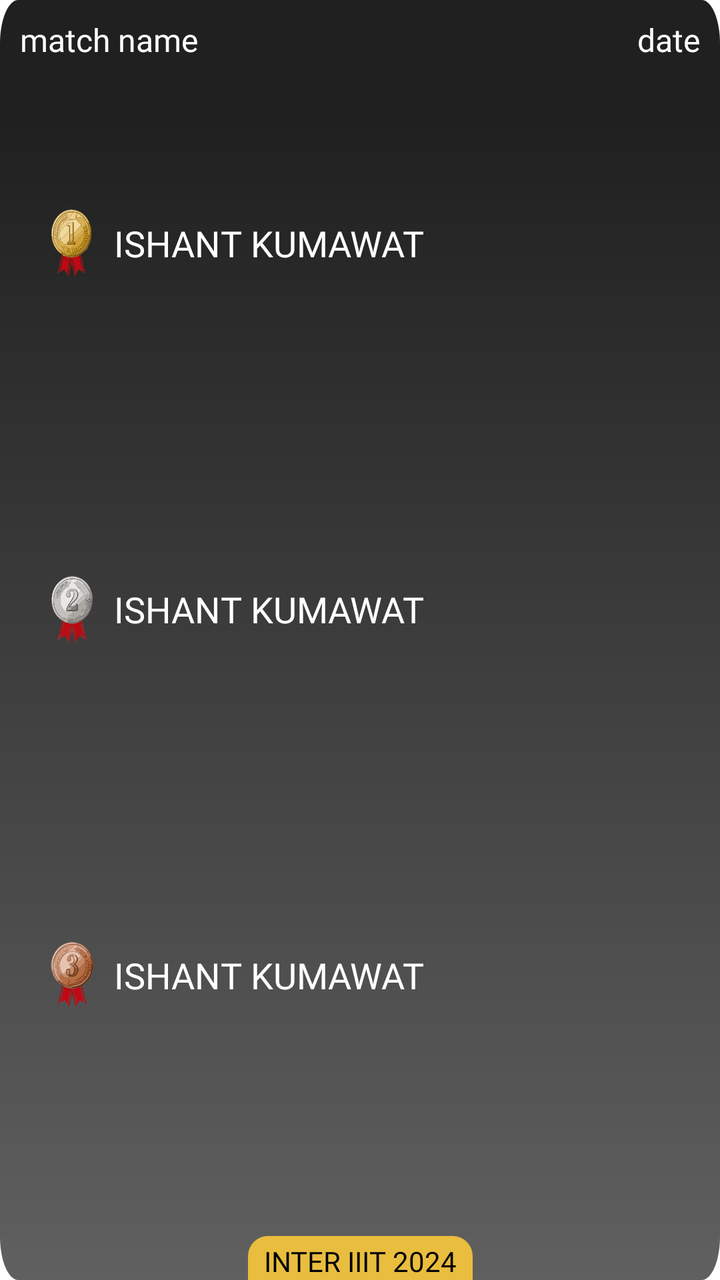
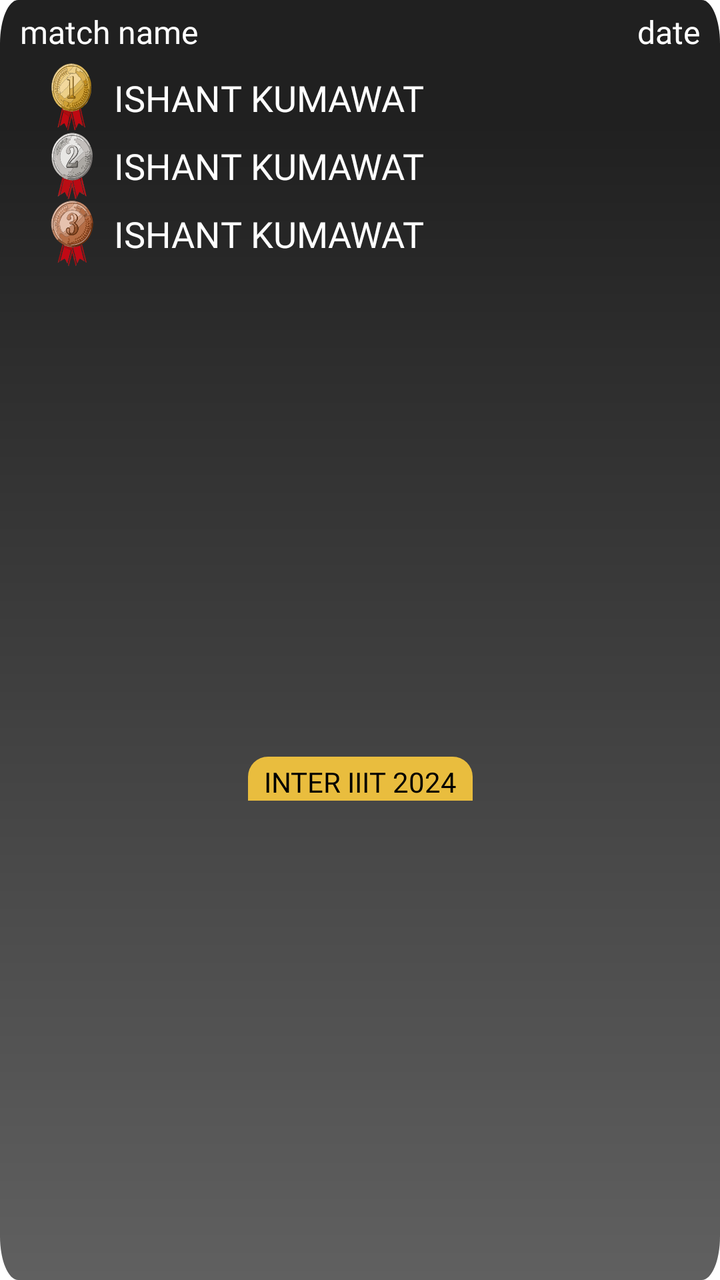

Before-and-after screenshots of an Android layout around one commit, followed by the original layout XML and the change that was made.
<!-- AndroidManifest.xml: application theme Theme.NavigationDrawer -->
<!-- res/layout/layout_atheletes.xml -->
<?xml version="1.0" encoding="utf-8"?>
<androidx.constraintlayout.widget.ConstraintLayout xmlns:android="http://schemas.android.com/apk/res/android"
    xmlns:app="http://schemas.android.com/apk/res-auto"
    android:layout_width="match_parent"
    android:layout_height="180dp"
    android:layout_marginHorizontal="10dp"
    android:layout_marginVertical="10dp"
    android:background="@drawable/fade3">

    <LinearLayout
        android:id="@+id/lay1"
        android:layout_width="match_parent"
        android:layout_height="40dp"
        android:orientation="horizontal"
        android:padding="5dp"
        android:weightSum="1"
        app:layout_constraintEnd_toEndOf="parent"
        app:layout_constraintStart_toStartOf="parent"
        app:layout_constraintTop_toTopOf="parent">

        <TextView
            android:id="@+id/matchName"
            android:layout_width="0dp"
            android:layout_height="40dp"
            android:layout_gravity="center_vertical"
            android:layout_weight="0.7"
            android:fontFamily="@font/poppins_semibold"
            android:gravity="center_vertical|start"
            android:hint="match name"
            android:paddingHorizontal="5dp"
            android:textAllCaps="true"
            android:textColor="#E9E9E9"
            android:textColorHint="@color/white"
            android:textSize="16sp" />

        <TextView
            android:id="@+id/date"
            android:layout_width="0dp"
            android:layout_height="40dp"
            android:layout_gravity="center_vertical"
            android:layout_weight="0.3"
            android:fontFamily="@font/poppins_semibold"
            android:gravity="center_vertical|end"
            android:hint="date"
            android:paddingHorizontal="5dp"
            android:textColor="#E9E9E9"
            android:textColorHint="@color/white"
            android:textSize="16sp" />
    </LinearLayout>

    
    
    
    
    
    

    
    
    
    
    
    
    
    
    
    
    
    

    <LinearLayout
        android:layout_width="match_parent"
        android:layout_height="0dp"
        android:layout_marginHorizontal="20dp"
        android:orientation="vertical"
        android:weightSum="3"
        android:layout_marginTop="-10dp"
        app:layout_constraintBottom_toBottomOf="parent"
        app:layout_constraintEnd_toEndOf="parent"
        app:layout_constraintStart_toStartOf="parent"
        app:layout_constraintTop_toBottomOf="@id/lay1">

        <LinearLayout
            android:layout_width="match_parent"
            android:layout_height="0dp"
            android:layout_weight="0.9"
            android:orientation="horizontal"
            android:weightSum="1">

            <ImageView
                android:layout_width="0dp"
                android:layout_height="wrap_content"
                android:layout_gravity="center_vertical"
                android:layout_weight="0.1"
                android:src="@drawable/med1" />

            <TextView
                android:id="@+id/play1"
                android:layout_width="0dp"
                android:layout_height="match_parent"
                android:layout_weight="0.9"
                android:autoSizeMaxTextSize="20sp"
                android:drawablePadding="5dp"
                android:fontFamily="@font/poppins_medium"
                android:gravity="center_vertical"
                android:padding="5dp"
                android:text="ishant kumawat"
                android:textAllCaps="true"
                android:textColor="@color/white"
                android:textSize="18sp" />
        </LinearLayout>

        <LinearLayout
            android:layout_width="match_parent"
            android:layout_height="0dp"
            android:layout_weight="0.9"
            android:orientation="horizontal"
            android:weightSum="1">

            <ImageView
                android:layout_width="0dp"
                android:layout_height="wrap_content"
                android:layout_gravity="center_vertical"
                android:layout_weight="0.1"
                android:src="@drawable/med2" />

            <TextView
                android:id="@+id/play2"
                android:layout_width="0dp"
                android:layout_height="match_parent"
                android:layout_weight="0.9"
                android:autoSizeMaxTextSize="20sp"
                android:drawablePadding="5dp"
                android:fontFamily="@font/poppins_medium"
                android:gravity="center_vertical"
                android:padding="5dp"
                android:text="ishant kumawat"
                android:textAllCaps="true"
                android:textColor="@color/white"
                android:textSize="18sp" />
        </LinearLayout>

        <LinearLayout
            android:layout_width="match_parent"
            android:layout_height="0dp"
            android:layout_weight="0.9"
            android:orientation="horizontal"
            android:weightSum="1">

            <ImageView
                android:layout_width="0dp"
                android:layout_height="wrap_content"
                android:layout_gravity="center_vertical"
                android:layout_weight="0.1"
                android:src="@drawable/med3" />

            <TextView
                android:id="@+id/play3"
                android:layout_width="0dp"
                android:layout_height="match_parent"
                android:layout_weight="0.9"
                android:autoSizeMaxTextSize="20sp"
                android:drawablePadding="5dp"
                android:fontFamily="@font/poppins_medium"
                android:gravity="center_vertical"
                android:padding="5dp"
                android:text="ishant kumawat"
                android:textAllCaps="true"
                android:textColor="@color/white"
                android:textSize="18sp" />
        </LinearLayout>
    </LinearLayout>

    <TextView
        android:layout_width="wrap_content"
        android:layout_height="wrap_content"
        android:background="@drawable/backlesss"
        android:fontFamily="@font/poppins_medium"
        android:gravity="center|bottom"
        android:paddingHorizontal="8dp"
        android:paddingTop="3dp"
        android:text="inter iiit 2024"
        android:textAllCaps="true"
        android:textColor="@color/black"
        app:layout_constraintBottom_toBottomOf="parent"
        app:layout_constraintEnd_toEndOf="parent"
        app:layout_constraintStart_toStartOf="parent" />
</androidx.constraintlayout.widget.ConstraintLayout>
<!-- resources referenced by this layout -->
<resources>
  <color name="black">#FF000000</color>
  <color name="white">#FFFFFFFF</color>
  <!-- drawable backlesss (drawable) -->
  <?xml version="1.0" encoding="utf-8"?>
  <shape xmlns:android="http://schemas.android.com/apk/res/android">
      <solid android:color="#E9BD3E" /> 
  
      <corners
          android:topLeftRadius="10dp"
          android:topRightRadius="10dp" />
  </shape>
  <!-- drawable fade3 (drawable) -->
  <vector xmlns:android="http://schemas.android.com/apk/res/android"
      xmlns:aapt="http://schemas.android.com/aapt"
      android:width="400dp"
      android:height="293dp"
      android:viewportWidth="393"
      android:viewportHeight="293">
  
      <path android:pathData="M10,0h373c5.523,0 10,4.477 10,10v273c0,5.523 -4.477,10 -10,10h-373c-5.523,0 -10,-4.477 -10,-10v-273c0,-5.523 4.477,-10 10,-10Z">
          <aapt:attr name="android:fillColor">
              <gradient
                  android:endX="197"
                  android:endY="27.9"
                  android:startX="197"
                  android:startY="293"
                  android:type="linear">
                  <item
                      android:color="#606060"
                      android:offset="0" />
                  <item
                      android:color="#202020"
                      android:offset="1" />
              </gradient>
          </aapt:attr>
      </path>
  </vector>
  <!-- drawable med1: vector/xml drawable (drawable, 61481 chars, omitted) -->
  <!-- drawable med2: vector/xml drawable (drawable, 97928 chars, omitted) -->
  <!-- drawable med3: vector/xml drawable (drawable, 67109 chars, omitted) -->
  <style name="Theme.NavigationDrawer" parent="Theme.MaterialComponents.DayNight.NoActionBar">
          
          <item name="colorPrimary">#FFECA1</item>
          
      </style>
</resources>

<!-- the commit's change to res/layout/layout_atheletes.xml (unified diff, before → after) -->
@@ -2,7 +2,7 @@
 <androidx.constraintlayout.widget.ConstraintLayout xmlns:android="http://schemas.android.com/apk/res/android"
     xmlns:app="http://schemas.android.com/apk/res-auto"
     android:layout_width="match_parent"
-    android:layout_height="180dp"
+    android:layout_height="wrap_content"
     android:layout_marginHorizontal="10dp"
     android:layout_marginVertical="10dp"
     android:background="@drawable/fade3">
@@ -10,7 +10,7 @@
     <LinearLayout
         android:id="@+id/lay1"
         android:layout_width="match_parent"
-        android:layout_height="40dp"
+        android:layout_height="wrap_content"
         android:orientation="horizontal"
         android:padding="5dp"
         android:weightSum="1"
@@ -21,7 +21,7 @@
         <TextView
             android:id="@+id/matchName"
             android:layout_width="0dp"
-            android:layout_height="40dp"
+            android:layout_height="wrap_content"
             android:layout_gravity="center_vertical"
             android:layout_weight="0.7"
             android:fontFamily="@font/poppins_semibold"
@@ -31,12 +31,12 @@
             android:textAllCaps="true"
             android:textColor="#E9E9E9"
             android:textColorHint="@color/white"
-            android:textSize="16sp" />
+            android:textSize="16dp" />
 
         <TextView
             android:id="@+id/date"
             android:layout_width="0dp"
-            android:layout_height="40dp"
+            android:layout_height="wrap_content"
             android:layout_gravity="center_vertical"
             android:layout_weight="0.3"
             android:fontFamily="@font/poppins_semibold"
@@ -45,7 +45,7 @@
             android:paddingHorizontal="5dp"
             android:textColor="#E9E9E9"
             android:textColorHint="@color/white"
-            android:textSize="16sp" />
+            android:textSize="16dp" />
     </LinearLayout>
 
     
@@ -69,13 +69,12 @@
     
 
     <LinearLayout
+        android:id="@id/layout"
         android:layout_width="match_parent"
-        android:layout_height="0dp"
+        android:layout_height="wrap_content"
         android:layout_marginHorizontal="20dp"
         android:orientation="vertical"
         android:weightSum="3"
-        android:layout_marginTop="-10dp"
-        app:layout_constraintBottom_toBottomOf="parent"
         app:layout_constraintEnd_toEndOf="parent"
         app:layout_constraintStart_toStartOf="parent"
         app:layout_constraintTop_toBottomOf="@id/lay1">
@@ -83,7 +82,7 @@
         <LinearLayout
             android:layout_width="match_parent"
             android:layout_height="0dp"
-            android:layout_weight="0.9"
+            android:layout_weight="1"
             android:orientation="horizontal"
             android:weightSum="1">
 
@@ -99,7 +98,7 @@
                 android:layout_width="0dp"
                 android:layout_height="match_parent"
                 android:layout_weight="0.9"
-                android:autoSizeMaxTextSize="20sp"
+                android:autoSizeMaxTextSize="20dp"
                 android:drawablePadding="5dp"
                 android:fontFamily="@font/poppins_medium"
                 android:gravity="center_vertical"
@@ -107,13 +106,13 @@
                 android:text="ishant kumawat"
                 android:textAllCaps="true"
                 android:textColor="@color/white"
-                android:textSize="18sp" />
+                android:textSize="18dp" />
         </LinearLayout>
 
         <LinearLayout
             android:layout_width="match_parent"
             android:layout_height="0dp"
-            android:layout_weight="0.9"
+            android:layout_weight="1"
             android:orientation="horizontal"
             android:weightSum="1">
 
@@ -129,7 +128,7 @@
                 android:layout_width="0dp"
                 android:layout_height="match_parent"
                 android:layout_weight="0.9"
-                android:autoSizeMaxTextSize="20sp"
+                android:autoSizeMaxTextSize="20dp"
                 android:drawablePadding="5dp"
                 android:fontFamily="@font/poppins_medium"
                 android:gravity="center_vertical"
@@ -137,13 +136,13 @@
                 android:text="ishant kumawat"
                 android:textAllCaps="true"
                 android:textColor="@color/white"
-                android:textSize="18sp" />
+                android:textSize="18dp" />
         </LinearLayout>
 
         <LinearLayout
             android:layout_width="match_parent"
             android:layout_height="0dp"
-            android:layout_weight="0.9"
+            android:layout_weight="1"
             android:orientation="horizontal"
             android:weightSum="1">
 
@@ -159,7 +158,7 @@
                 android:layout_width="0dp"
                 android:layout_height="match_parent"
                 android:layout_weight="0.9"
-                android:autoSizeMaxTextSize="20sp"
+                android:autoSizeMaxTextSize="20dp"
                 android:drawablePadding="5dp"
                 android:fontFamily="@font/poppins_medium"
                 android:gravity="center_vertical"
@@ -167,13 +166,14 @@
                 android:text="ishant kumawat"
                 android:textAllCaps="true"
                 android:textColor="@color/white"
-                android:textSize="18sp" />
+                android:textSize="18dp" />
         </LinearLayout>
     </LinearLayout>
 
     <TextView
         android:layout_width="wrap_content"
         android:layout_height="wrap_content"
+        android:layout_marginTop="5dp"
         android:background="@drawable/backlesss"
         android:fontFamily="@font/poppins_medium"
         android:gravity="center|bottom"
@@ -184,5 +184,6 @@
         android:textColor="@color/black"
         app:layout_constraintBottom_toBottomOf="parent"
         app:layout_constraintEnd_toEndOf="parent"
-        app:layout_constraintStart_toStartOf="parent" />
+        app:layout_constraintStart_toStartOf="parent"
+        app:layout_constraintTop_toBottomOf="@id/layout" />
 </androidx.constraintlayout.widget.ConstraintLayout>
